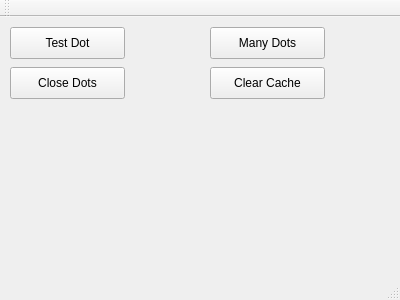
Before: the Qt Designer form debugwindow.ui in trishume/transience, drawn with Qt 5.
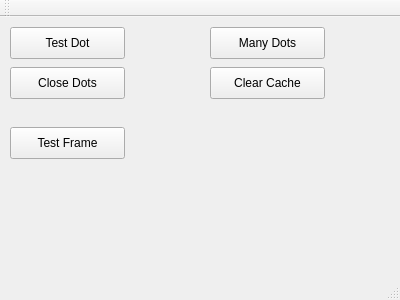
After: the same form once the commit is applied.

Commit message: Also laggy method of using 'frames'

```diff
--- a/debugwindow.ui
+++ b/debugwindow.ui
@@ -66,6 +66,19 @@
      <string>Clear Cache</string>
     </property>
    </widget>
+   <widget class="QPushButton" name="testFrame">
+    <property name="geometry">
+     <rect>
+      <x>10</x>
+      <y>110</y>
+      <width>115</width>
+      <height>32</height>
+     </rect>
+    </property>
+    <property name="text">
+     <string>Test Frame</string>
+    </property>
+   </widget>
   </widget>
   <widget class="QMenuBar" name="menuBar">
    <property name="geometry">
```
The commit also changes 6 other files.
